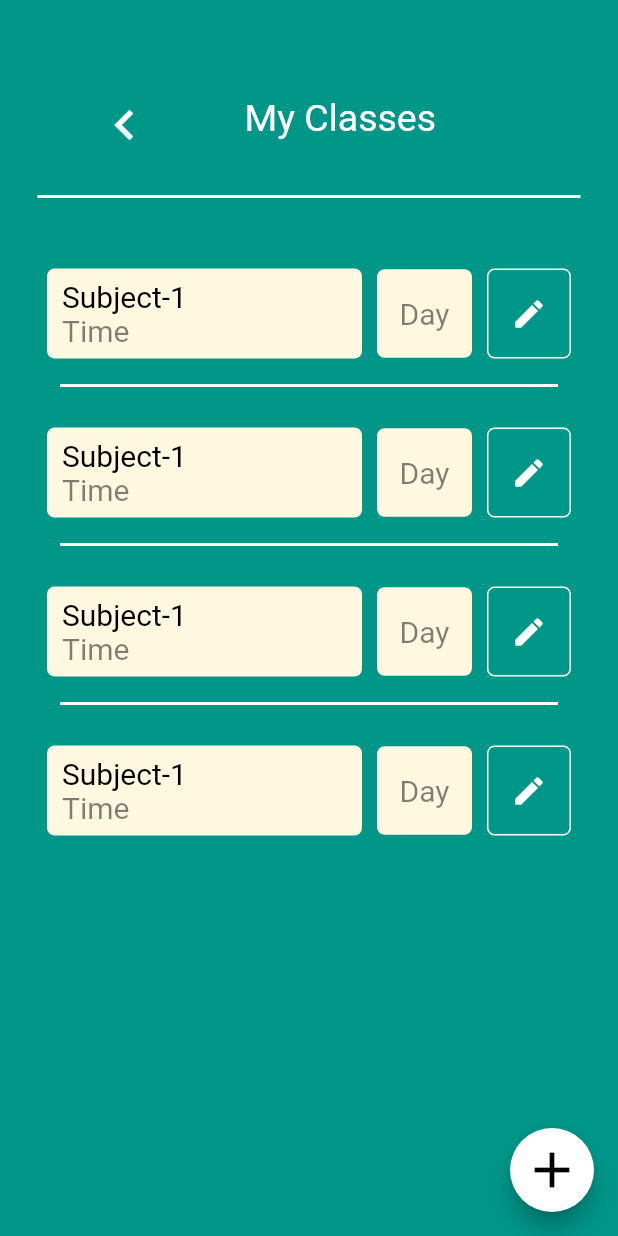
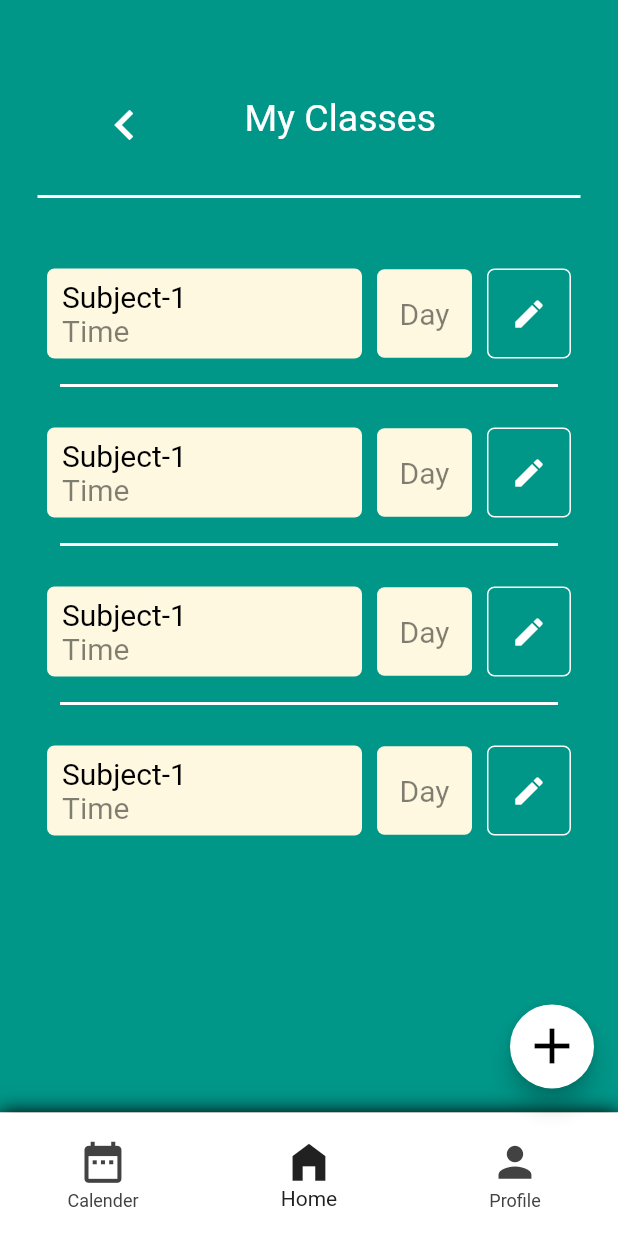
Before and after one commit to vishalr-22/FlutterApp-AcademicManager, a Flutter app: the screen it shows after launch, after a tap on "My Classes", on a phone screen of 412 x 824 dp. Run offline on Flutter 3.47's test engine with Material 2 defaults, Android fonts, the phone set to English and light mode, and no system bars; our stand-ins replace datetime_picker_formfield, weekday_selector.

Commit message:
Bottom navigation bar

```diff
--- a/lib/classepage.dart
+++ b/lib/classepage.dart
@@ -11,6 +11,7 @@ class ClassPage extends StatelessWidget {
   // This widget is the root of your application.
   @override
   Widget build(BuildContext context) {
+    var lh = MediaQuery.of(context).size.height;
     // List<int> lst = [1, 2, 3, 4];
     return MaterialApp(
         home: Scaffold(
@@ -73,6 +74,7 @@ class ClassPage extends StatelessWidget {
           ],
         ),
       ),
+      bottomNavigationBar: SizedBox(height: lh / 10, child: BottomNavBar()),
     ));
   }
 }
@@ -158,3 +160,51 @@ class Subject extends StatelessWidget {
     ]));
   }
 }
+
+class BottomNavBar extends StatelessWidget {
+  const BottomNavBar({Key? key}) : super(key: key);
+
+  @override
+  Widget build(BuildContext context) {
+    var lh = MediaQuery.of(context).size.height;
+    return Container(
+      decoration: BoxDecoration(
+        boxShadow: const <BoxShadow>[
+          BoxShadow(
+            color: Colors.black,
+            blurRadius: 10,
+          ),
+        ],
+      ),
+      child: BottomNavigationBar(
+        backgroundColor: Colors.white,
+        items: <BottomNavigationBarItem>[
+          BottomNavigationBarItem(
+            icon: Icon(
+              Icons.date_range,
+              size: lh / 25,
+            ),
+            label: 'Calender',
+          ),
+          BottomNavigationBarItem(
+            icon: Icon(
+              Icons.home_filled,
+              size: lh / 25,
+            ),
+            label: 'Home',
+          ),
+          BottomNavigationBarItem(
+            icon: Icon(
+              Icons.person,
+              size: lh / 25,
+            ),
+            label: 'Profile',
+          ),
+        ],
+        currentIndex: 1,
+        selectedItemColor: Colors.grey[900],
+        unselectedItemColor: Colors.grey[800],
+      ),
+    );
+  }
+}
--- a/lib/main.dart
+++ b/lib/main.dart
@@ -25,6 +25,36 @@ class MyApp extends StatelessWidget {
       child: MaterialApp(
         home: const HomePage(title: 'AcadM'),
       ),
+    );
+  }
+}
+
+class HomePage extends StatelessWidget {
+  final String title;
+  const HomePage({required this.title});
+
+  @override
+  Widget build(BuildContext context) {
+    var lh = MediaQuery.of(context).size.height;
+    return Scaffold(
+      backgroundColor: Colors.white,
+      // ignore: prefer_const_literals_to_create_immutables
+      body: Column(children: [
+        AppName(),
+        HelloTag(),
+        DateTag(),
+        MyClasses(),
+        AssignmentFolder(),
+        Divider(
+          height: 30,
+          thickness: 2,
+          color: Colors.black45,
+          indent: 40,
+          endIndent: 40,
+        ),
+        ToDoBar(),
+      ]),
+      bottomNavigationBar: SizedBox(height: lh / 10, child: BottomNavBar()),
     );
   }
 }
@@ -266,8 +296,17 @@ class BottomNavBar extends StatelessWidget {
   @override
   Widget build(BuildContext context) {
     var lh = MediaQuery.of(context).size.height;
-    return BottomNavigationBar(
-      backgroundColor: Colors.grey,
+    return Container(
+      decoration: BoxDecoration(
+        boxShadow: const <BoxShadow>[
+          BoxShadow(
+            color: Colors.black,
+            blurRadius: 10,
+          ),
+        ],
+      ),
+      child: BottomNavigationBar(
+        backgroundColor: Colors.white,
         items: <BottomNavigationBarItem>[
           BottomNavigationBarItem(
             icon: Icon(
@@ -294,36 +333,7 @@ class BottomNavBar extends StatelessWidget {
         currentIndex: 1,
         selectedItemColor: Colors.grey[900],
         unselectedItemColor: Colors.grey[800],
+      ),
     );
   }
 }
-
-class HomePage extends StatelessWidget {
-  final String title;
-  const HomePage({required this.title});
-
-  @override
-  Widget build(BuildContext context) {
-    var lh = MediaQuery.of(context).size.height;
-    return Scaffold(
-      backgroundColor: Colors.white,
-      // ignore: prefer_const_literals_to_create_immutables
-      body: Column(children: [
-        AppName(),
-        HelloTag(),
-        DateTag(),
-        MyClasses(),
-        AssignmentFolder(),
-        Divider(
-          height: 30,
-          thickness: 2,
-          color: Colors.black45,
-          indent: 40,
-          endIndent: 40,
-        ),
-        ToDoBar(),
-      ]),
-      bottomNavigationBar: SizedBox(height: lh / 10, child: BottomNavBar()),
-    );
-  }
-}
```
Also changed, not shown: lib/addclass.dart (+50 -0 lines), lib/assignment.dart (+50 -0 lines), lib/folder.dart (+18 -6 lines), lib/todo.dart (+19 -9 lines), lib/widgets/task_list.dart (renamed from lib/widgets.dart/task_list.dart), lib/widgets/task_tile.dart (renamed from lib/widgets.dart/task_tile.dart). Lines whose indentation alone changed are shown as unchanged.
